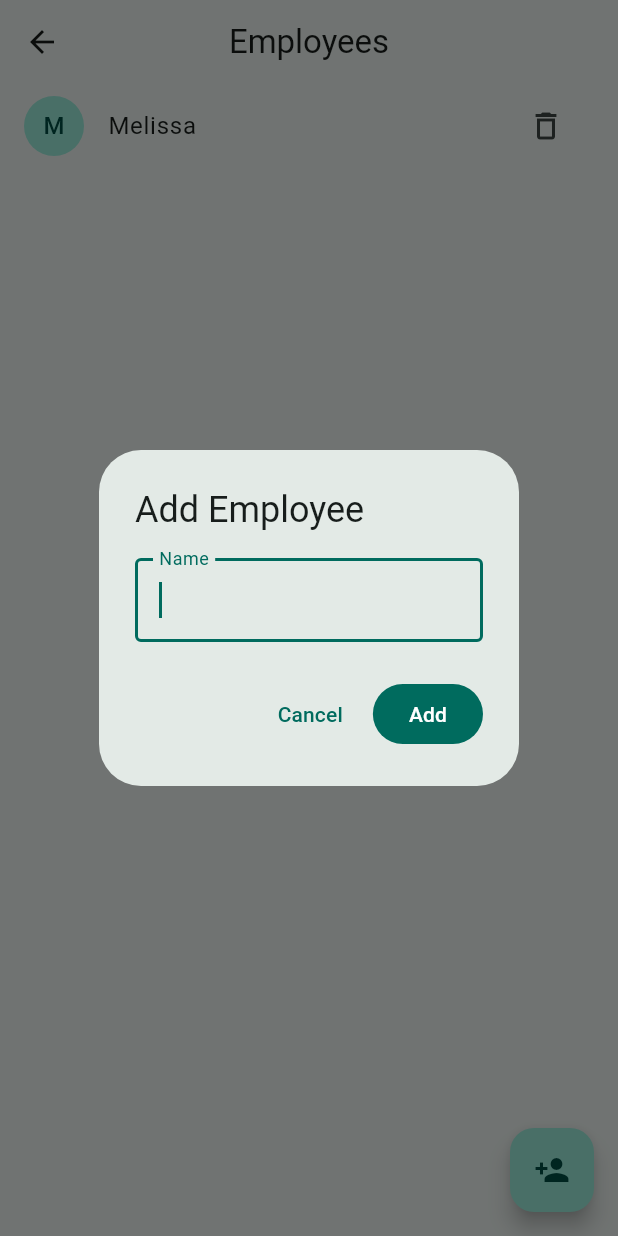
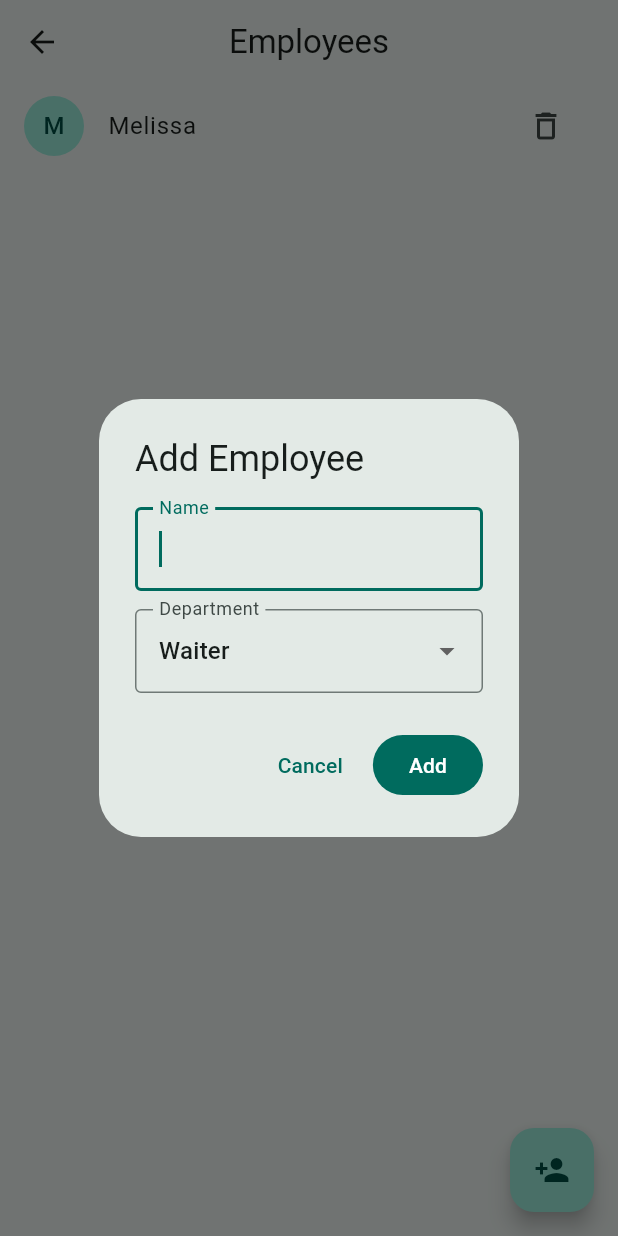
Before and after one commit to lordlightness/scheduler, a Flutter app: the EmployeeScreen screen opened directly, after a tap on the "person add" icon, on a phone screen of 412 x 824 dp. Run offline on Flutter 3.47's test engine with Material 3 defaults, Android fonts, the phone set to English and light mode, and no system bars; our stand-ins replace hive, hive_flutter, pdf, printing, share_plus; accounts and stored records are empty.

Commit message:
feat: seed employees as Waiter role, add department dropdown to add/edit dialogs

```diff
--- a/lib/screens/employees/widgets/add_employee_dialog.dart
+++ b/lib/screens/employees/widgets/add_employee_dialog.dart
@@ -1,6 +1,7 @@
 import 'package:flutter/material.dart';
 import 'package:provider/provider.dart';
 
+import '../../../core/constants/employee_role.dart';
 import '../../../providers/employee_provider.dart';
 
 /// Shows a dialog to add a new employee. Returns after the employee
@@ -8,6 +9,7 @@ import '../../../providers/employee_provider.dart';
 Future<void> showAddEmployeeDialog(BuildContext context) {
   final controller = TextEditingController();
   final formKey = GlobalKey<FormState>();
+  EmployeeRole selectedRole = EmployeeRole.waiter;
   String? submitError;
 
   return showDialog<void>(
@@ -19,7 +21,10 @@ Future<void> showAddEmployeeDialog(BuildContext context) {
             title: const Text('Add Employee'),
             content: Form(
               key: formKey,
-              child: TextFormField(
+              child: Column(
+                mainAxisSize: MainAxisSize.min,
+                children: [
+                  TextFormField(
                     controller: controller,
                     autofocus: true,
                     decoration: InputDecoration(
@@ -33,6 +38,20 @@ Future<void> showAddEmployeeDialog(BuildContext context) {
                       return null;
                     },
                   ),
+                  const SizedBox(height: 12),
+                  DropdownButtonFormField<EmployeeRole>(
+                    value: selectedRole,
+                    decoration: const InputDecoration(labelText: 'Department'),
+                    items: [
+                      for (final role in EmployeeRole.values)
+                        DropdownMenuItem(value: role, child: Text(role.label)),
+                    ],
+                    onChanged: (value) {
+                      if (value != null) setState(() => selectedRole = value);
+                    },
+                  ),
+                ],
+              ),
             ),
             actions: [
               TextButton(
@@ -45,7 +64,7 @@ Future<void> showAddEmployeeDialog(BuildContext context) {
                   try {
                     await dialogContext
                         .read<EmployeeProvider>()
-                        .addEmployee(controller.text.trim());
+                        .addEmployee(controller.text.trim(), selectedRole);
                     if (dialogContext.mounted) {
                       Navigator.of(dialogContext).pop();
                     }
```
Also changed, not shown: lib/providers/employee_provider.dart (+17 -4 lines), lib/screens/employees/widgets/edit_employee_dialog.dart (+25 -4 lines). Lines whose indentation alone changed are shown as unchanged.
